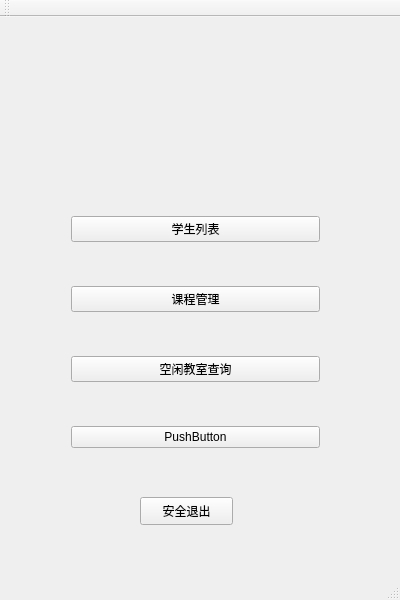
First picture: the form in QtClass/admin.ui, repository Nishikino-m/Qt-, before the edit.
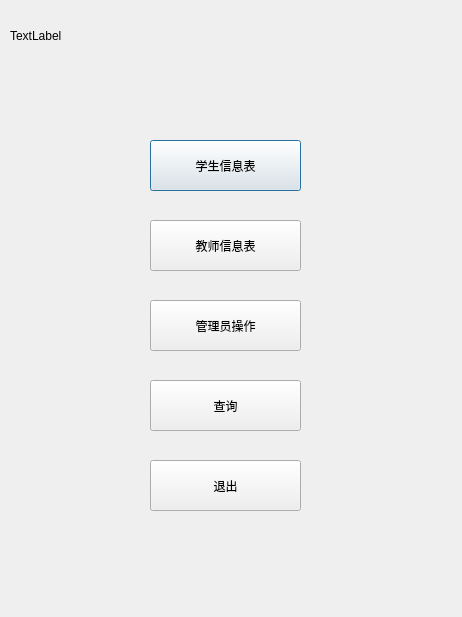
Second picture: the form after the edit.

Patch:
```diff
--- a/QtClass/admin.ui
+++ b/QtClass/admin.ui
@@ -1,94 +1,107 @@
 <?xml version="1.0" encoding="UTF-8"?>
 <ui version="4.0">
- <class>MainWindow</class>
- <widget class="QMainWindow" name="MainWindow">
+ <class>Admin</class>
+ <widget class="QDialog" name="Admin">
   <property name="geometry">
    <rect>
     <x>0</x>
     <y>0</y>
-    <width>400</width>
-    <height>600</height>
+    <width>462</width>
+    <height>617</height>
    </rect>
   </property>
   <property name="windowTitle">
    <string>MainWindow</string>
   </property>
-  <widget class="QWidget" name="centralWidget">
    <widget class="QWidget" name="widget" native="true">
     <property name="geometry">
      <rect>
-      <x>60</x>
-      <y>150</y>
-      <width>271</width>
-      <height>331</height>
-     </rect>
-    </property>
-    <layout class="QVBoxLayout" name="verticalLayout">
-     <item>
+     <x>100</x>
+     <y>110</y>
+     <width>241</width>
+     <height>421</height>
+    </rect>
+   </property>
       <widget class="QPushButton" name="pushButton">
+    <property name="geometry">
+     <rect>
+      <x>50</x>
+      <y>30</y>
+      <width>151</width>
+      <height>51</height>
+     </rect>
+    </property>
        <property name="text">
-        <string>学生列表</string>
-       </property>
-      </widget>
-     </item>
-     <item>
+     <string>学生信息表</string>
+    </property>
+   </widget>
       <widget class="QPushButton" name="pushButton_2">
+    <property name="geometry">
+     <rect>
+      <x>50</x>
+      <y>110</y>
+      <width>151</width>
+      <height>51</height>
+     </rect>
+    </property>
        <property name="text">
-        <string>课程管理</string>
-       </property>
-      </widget>
-     </item>
-     <item>
+     <string>教师信息表</string>
+    </property>
+   </widget>
       <widget class="QPushButton" name="pushButton_3">
+    <property name="geometry">
+     <rect>
+      <x>50</x>
+      <y>190</y>
+      <width>151</width>
+      <height>51</height>
+     </rect>
+    </property>
        <property name="text">
-        <string>空闲教室查询</string>
-       </property>
-      </widget>
-     </item>
-     <item>
+     <string>管理员操作</string>
+    </property>
+   </widget>
       <widget class="QPushButton" name="pushButton_4">
+    <property name="geometry">
+     <rect>
+      <x>50</x>
+      <y>270</y>
+      <width>151</width>
+      <height>51</height>
+     </rect>
+    </property>
        <property name="text">
-        <string>PushButton</string>
-       </property>
-      </widget>
-     </item>
-    </layout>
-   </widget>
-   <widget class="QPushButton" name="safeexit">
+     <string>查询</string>
+    </property>
+   </widget>
+   <widget class="QPushButton" name="pushButton_5">
     <property name="geometry">
      <rect>
-      <x>140</x>
-      <y>480</y>
-      <width>93</width>
-      <height>28</height>
+      <x>50</x>
+      <y>350</y>
+      <width>151</width>
+      <height>51</height>
      </rect>
     </property>
     <property name="text">
-     <string>安全退出</string>
+     <string>退出</string>
     </property>
    </widget>
   </widget>
-  <widget class="QMenuBar" name="menuBar">
+  <widget class="QLabel" name="label">
    <property name="geometry">
     <rect>
-     <x>0</x>
-     <y>0</y>
-     <width>400</width>
-     <height>26</height>
+     <x>10</x>
+     <y>10</y>
+     <width>211</width>
+     <height>51</height>
     </rect>
    </property>
+   <property name="text">
+    <string>TextLabel</string>
+   </property>
   </widget>
-  <widget class="QToolBar" name="mainToolBar">
-   <attribute name="toolBarArea">
-    <enum>TopToolBarArea</enum>
-   </attribute>
-   <attribute name="toolBarBreak">
-    <bool>false</bool>
-   </attribute>
-  </widget>
-  <widget class="QStatusBar" name="statusBar"/>
- </widget>
- <layoutdefault spacing="6" margin="11"/>
+ </widget>
  <resources/>
  <connections/>
 </ui>
```
Left out of the diff: 2 changed lines with no effect on the pictures. Lines whose indentation alone changed are shown as unchanged.
